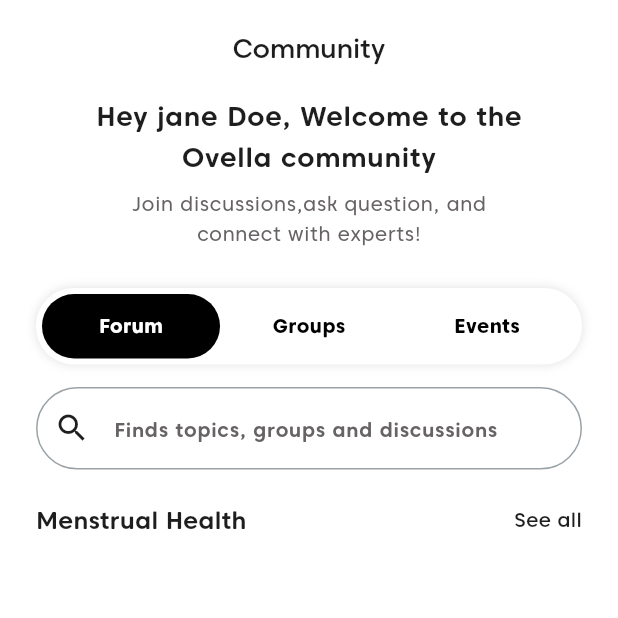
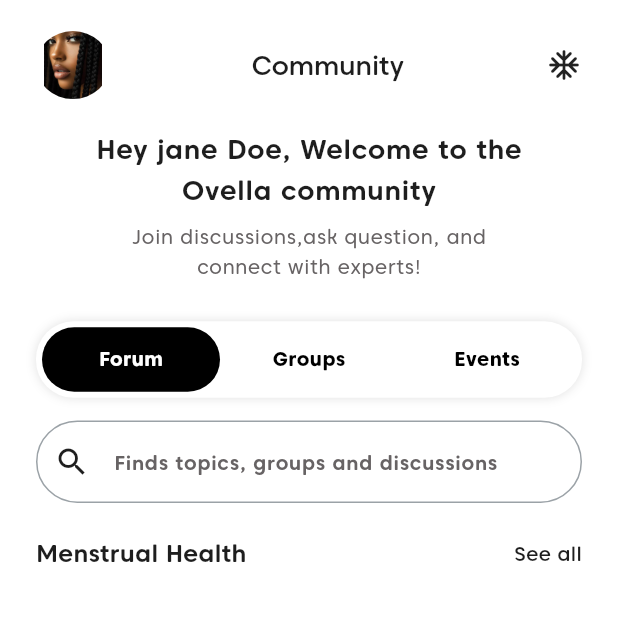
Before and after one commit to salmanbashar1009/ovella_period_tracker_app, a Flutter app: the screen it shows after launch, on a phone screen of 412 x 824 dp, the top half of it. Run offline on Flutter 3.47's test engine with Material 3 defaults, Android fonts, the phone set to English and light mode, and no system bars; our stand-ins replace flutter_screenutil, hive_flutter; accounts and stored records are empty.

Commit message:
community page and bars

```diff
--- a/lib/view/community_screen/screen/community_screen.dart
+++ b/lib/view/community_screen/screen/community_screen.dart
@@ -20,12 +20,22 @@ class CommunityScreen extends StatelessWidget {
               Row(
                 mainAxisAlignment: MainAxisAlignment.center,
                 children: [
+
+                  ClipOval(child: Image.asset("assets/images/black3.jpeg",
+                  height: 48.h,
+                  width: 48.w,
+                  )),
+                  Expanded(child: SizedBox()),
                    Center(child: Text("Community",
                    style: Theme.of(context).textTheme.headlineMedium?.copyWith(
                    fontSize: 19.sp,
                    fontWeight: FontWeight.w500,
                    color: Color(0xff1E1E1E)
-                   )))]),
+                   ))),
+                   Expanded(child: SizedBox()),
+                   Icon(Icons.ac_unit_rounded)
+
+                   ]),
               SizedBox(height:21.5.sp ,),
     //---------Sub title section----------------------------------
                    Align(
@@ -83,7 +93,13 @@ class CommunityScreen extends StatelessWidget {
                   fontWeight: FontWeight.w600
                  ),),
                   Expanded(child: SizedBox()),
-                 Text("See all")
+
+      //-------------See all -----------------------------------------------------
+                 GestureDetector(
+                  onTap: () {
+
+                  },
+                  child: Text("See all"))
         ]
 
         ),
--- a/pubspec.yaml
+++ b/pubspec.yaml
@@ -65,9 +65,9 @@ flutter:
   uses-material-design: true
 
   # To add assets to your application, add an assets section, like this:
-  # assets:
-  #   - images/a_dot_burr.jpeg
-  #   - images/a_dot_ham.jpeg
+  assets:
+    - assets/images/
+
 
   # An image asset can refer to one or more resolution-specific "variants", see
   # https://flutter.dev/to/resolution-aware-images
```
Also changed, not shown: assets/images/black1.jpg (added), assets/images/black2.jpeg (added), assets/images/black3.jpeg (added).
